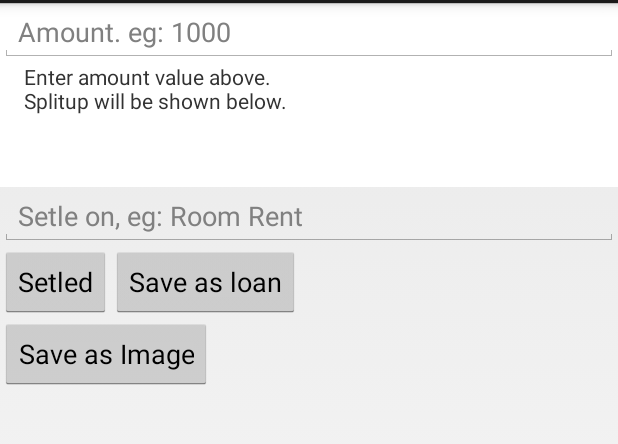
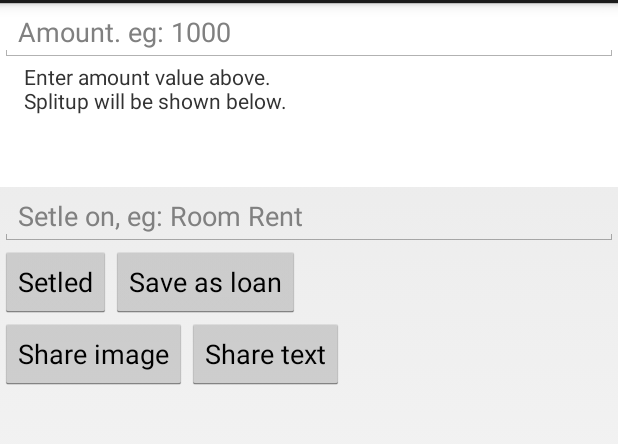
Before and after one commit to dinesh-it/TeamExpense, an Android app: the layout splitup_screen.xml on its own in the app's theme, with its tools: preview values and no code run, on a phone screen of 412 x 824 dp, the part 69-513 px from its top. Run offline under Robolectric (Android 15) with nearby library versions, the phone set to English and light mode, and no system bars.

Commit message:
Text share option for setleup and splitup

```diff
--- a/app/src/main/res/layout/splitup_screen.xml
+++ b/app/src/main/res/layout/splitup_screen.xml
@@ -1,18 +1,18 @@
 <ScrollView xmlns:android="http://schemas.android.com/apk/res/android"
     android:layout_width="fill_parent"
-    android:layout_height="wrap_content" >
+    android:layout_height="wrap_content">
 
     <LinearLayout
         android:layout_width="fill_parent"
         android:layout_height="wrap_content"
-        android:orientation="vertical" >
+        android:orientation="vertical">
 
         <LinearLayout
+            android:id="@+id/full_dialog"
             android:layout_width="fill_parent"
             android:layout_height="wrap_content"
-        android:id="@+id/full_dialog"
             android:background="#ffffff"
-        android:orientation="vertical" >
+            android:orientation="vertical">
 
             <EditText
                 android:id="@+id/split_amount"
@@ -35,14 +35,14 @@
             android:id="@+id/setle_on"
             android:layout_width="match_parent"
             android:layout_height="wrap_content"
-        android:inputType="textCapSentences"
             android:ems="10"
-        android:hint="Setle on, eg: Room Rent" />
+            android:hint="Setle on, eg: Room Rent"
+            android:inputType="textCapSentences" />
 
         <TableRow
             android:id="@+id/setle_btn_row"
             android:layout_width="match_parent"
-        android:layout_height="wrap_content" >
+            android:layout_height="wrap_content">
 
             <Button
                 android:id="@+id/setle_btn"
@@ -58,11 +58,24 @@
 
         </TableRow>
 
+        <TableRow
+            android:id="@+id/share_btn_row"
+            android:layout_width="match_parent"
+            android:layout_height="wrap_content">
+
             <Button
                 android:id="@+id/share_btn"
                 android:layout_width="wrap_content"
                 android:layout_height="wrap_content"
-            android:text="Save as Image" />
+                android:text="Share image" />
+
+            <Button
+                android:id="@+id/share_txt_btn"
+                android:layout_width="wrap_content"
+                android:layout_height="wrap_content"
+                android:text="Share text" />
+
+        </TableRow>
 
     </LinearLayout>
 
```
Also changed, not shown: app/src/main/java/com/example/TeamExpense/ExpenseStatus.java (+39 -5 lines), 9 other files. Lines whose indentation alone changed are shown as unchanged.
